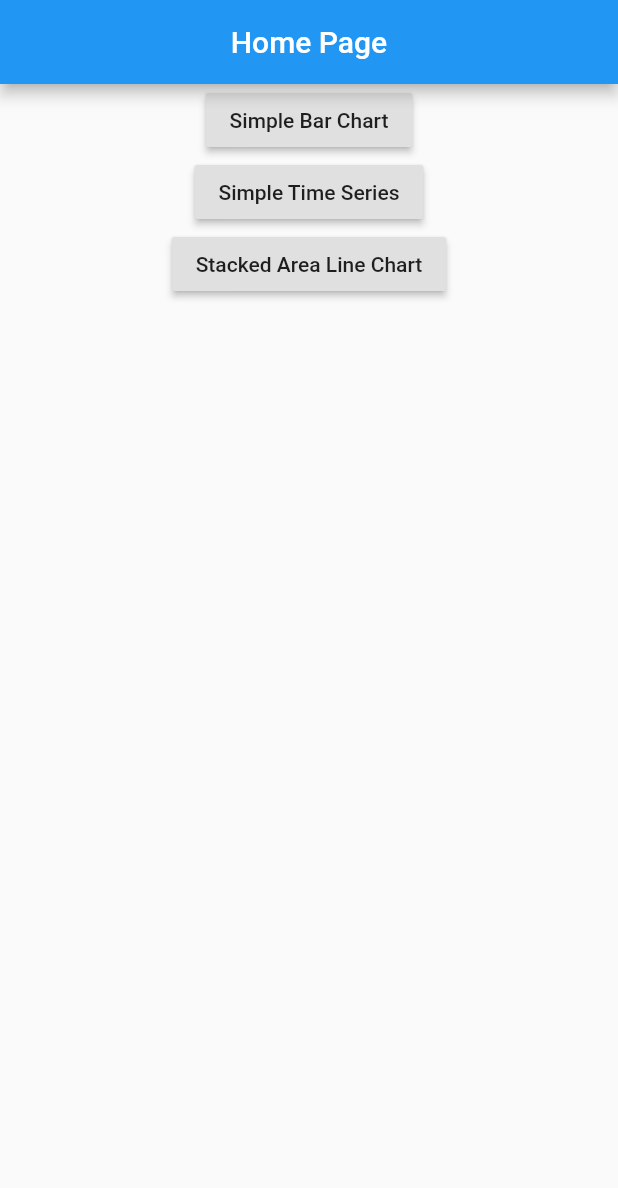
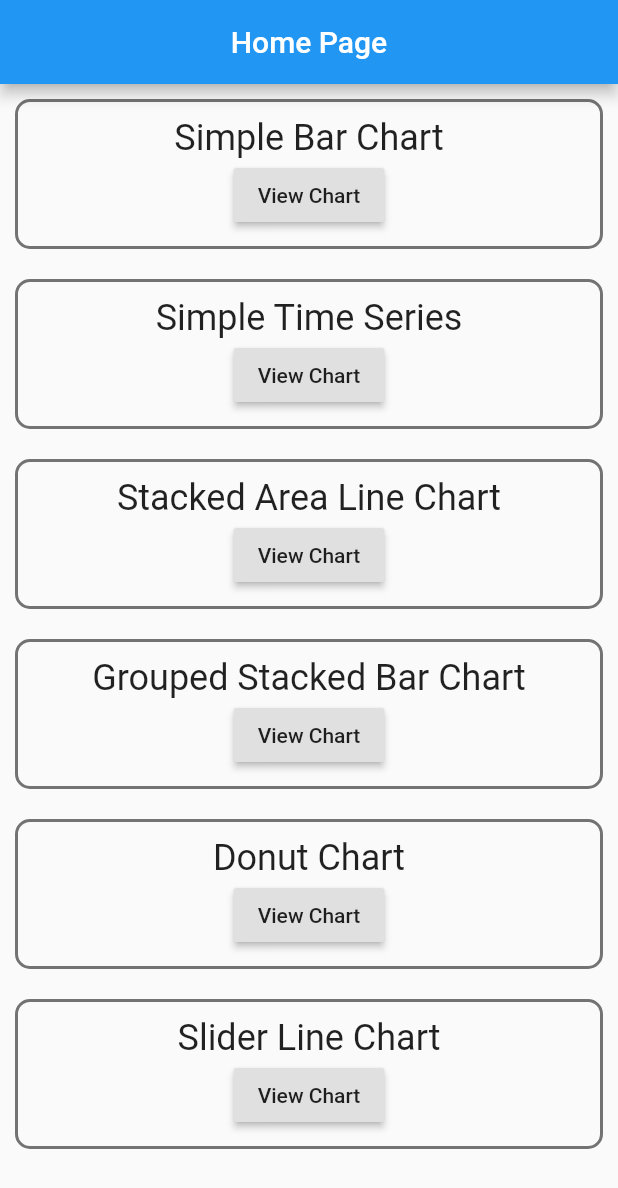
Before and after one commit to hgranthorner/flutter_sample, a Flutter app: the screen it shows after launch, on a phone screen of 412 x 824 dp. Shown: the top 1188 px of the screen. Run offline on Flutter 3.47's test engine with Material 2 defaults, Android fonts, the phone set to English and light mode, and no system bars; our stand-ins replace charts_flutter.

Commit message:
added more examples and scrolling

```diff
--- /dev/null
+++ b/lib/components/home_page_list_item.dart
@@ -0,0 +1,44 @@
+import 'package:flutter/cupertino.dart';
+import 'package:flutter/material.dart';
+import 'package:flutter_app/chart_page.dart';
+import 'package:flutter_app/models/chart_with_title.dart';
+
+
+class HomePageListItem extends StatelessWidget {
+  final ChartWithTitle chart;
+  final int index;
+
+  HomePageListItem({this.chart, this.index});
+
+  @override
+  Widget build(BuildContext context) {
+    return Container(
+      child: Column(
+        children: <Widget>[
+          Text(
+            chart.title,
+            style: TextStyle(fontSize: 24),
+          ),
+          RaisedButton(
+            child: Text('View Chart'),
+            onPressed: () {
+              Navigator.push(
+                  context,
+                  MaterialPageRoute(
+                      builder: (context) => ChartPage(
+                        selectedIndex: index,
+                      )));
+            },
+          ),
+        ],
+      ),
+      decoration: BoxDecoration(
+          border: Border.all(color: Colors.black54, width: 2),
+          borderRadius: BorderRadius.all(Radius.circular(10))),
+      padding: const EdgeInsets.all(10),
+      margin: const EdgeInsets.all(10),
+      width: MediaQuery.of(context).size.width * .8,
+    );
+  }
+
+}
--- a/lib/home_page.dart
+++ b/lib/home_page.dart
@@ -1,6 +1,6 @@
 import 'package:flutter/cupertino.dart';
 import 'package:flutter/material.dart';
-import 'package:flutter_app/chart_page.dart';
+import 'package:flutter_app/components/home_page_list_item.dart';
 import 'package:flutter_app/repositories/repository.dart';
 
 class HomePage extends StatelessWidget {
@@ -13,16 +13,18 @@ class HomePage extends StatelessWidget {
         title: Text('Home Page'),
       ),
       body: Center(
-        child: Column(
-          children: repository.getCharts().map((chart) =>
-              RaisedButton(
-                child: Text(chart.title),
-                onPressed: () {
-                  Navigator.push(context,
-                      MaterialPageRoute(builder: (context) => ChartPage()));
-                },
-              )).toList(),
-        ),
+        child: ListView(
+            children: repository
+                .getCharts()
+                .asMap()
+                .map((index, chart) => MapEntry(
+                    index,
+                    HomePageListItem(
+                      chart: chart,
+                      index: index,
+                    )))
+                .values
+                .toList()),
       ),
     );
   }
--- a/lib/repositories/repository.dart
+++ b/lib/repositories/repository.dart
@@ -1,5 +1,8 @@
+import 'package:flutter_app/charts/donut_chart.dart';
+import 'package:flutter_app/charts/grouped_stacked_bar_chart.dart';
 import 'package:flutter_app/charts/simple_chart.dart';
 import 'package:flutter_app/charts/simple_time_series.dart';
+import 'package:flutter_app/charts/slider_line_chart.dart';
 import 'package:flutter_app/charts/stacked_line_chart.dart';
 import 'package:flutter_app/models/chart_with_title.dart';
 
@@ -14,6 +17,18 @@ class Repository {
     ChartWithTitle(
       widget: StackedAreaLineChart.withSampleData(),
       title: 'Stacked Area Line Chart',
+    ),
+    ChartWithTitle(
+      widget: GroupedStackedBarChart.withSampleData(),
+      title: 'Grouped Stacked Bar Chart'
+    ),
+    ChartWithTitle(
+      widget: DonutPieChart.withSampleData(),
+      title: 'Donut Chart'
+    ),
+    ChartWithTitle(
+      widget: SliderLine.withSampleData(),
+      title: 'Slider Line Chart'
     )
   ];
 
```
Also changed, not shown: lib/chart_page.dart (+17 -7 lines), lib/charts/donut_chart.dart (added, +56 -0 lines), lib/charts/grouped_stacked_bar_chart.dart (added, +126 -0 lines), lib/charts/slider_line_chart.dart (added, +152 -0 lines).
